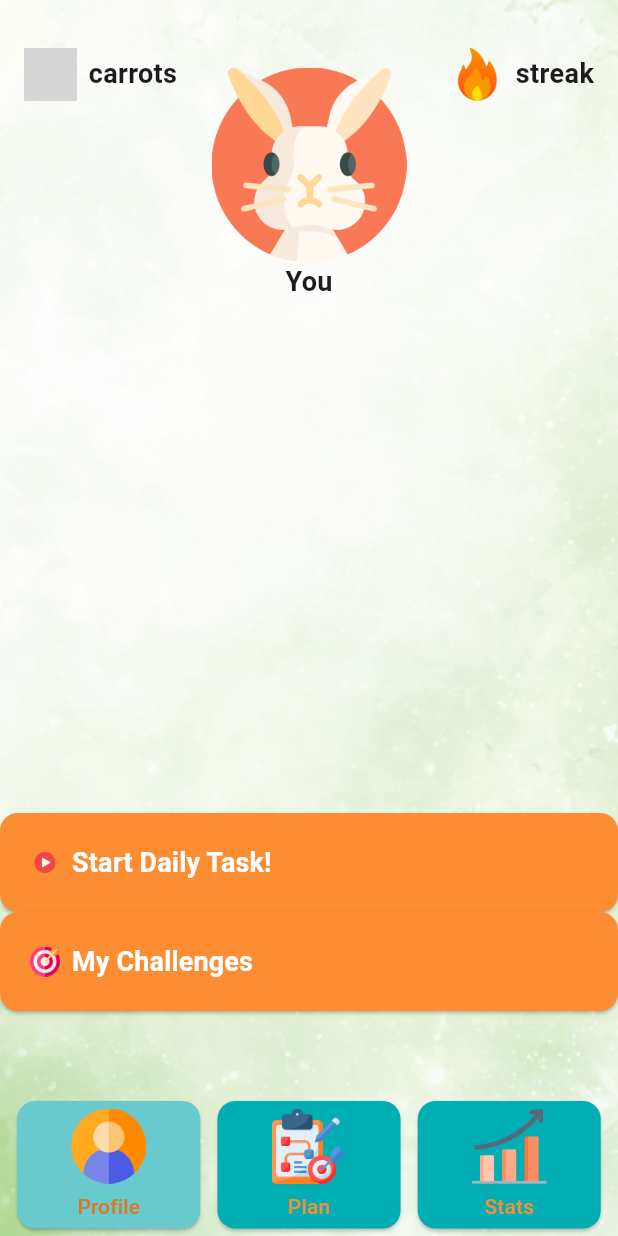
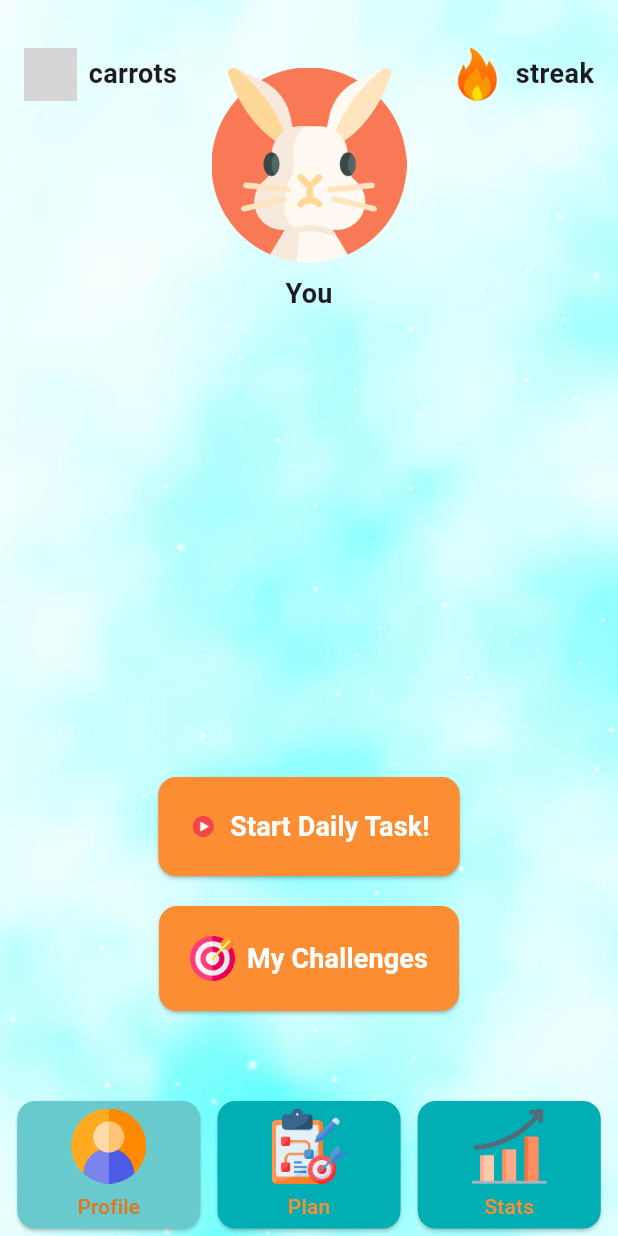
Before and after one commit to hamdaniel/CShack, a Flutter app: the screen it shows after launch, on a phone screen of 412 x 824 dp. Run offline on Flutter 3.47's test engine with Material 3 defaults, Android fonts, the phone set to English and light mode, and no system bars; our stand-ins replace shared_preferences; grey boxes are pictures that could not be loaded.

Commit message:
background

```diff
--- a/cshack_app/lib/screens/home_screen.dart
+++ b/cshack_app/lib/screens/home_screen.dart
@@ -14,12 +14,11 @@ class HomeScreen extends StatelessWidget {
     return Scaffold(
       body: Stack(
         children: [
-          // Background image or color could be added here if desired
           // Background image
           Container(
             decoration: BoxDecoration(
               image: DecorationImage(
-                image: AssetImage('assets/8.png'), // Replace with your image asset
+                image: AssetImage('assets/background.jpg'), // Replace with your image asset
                 fit: BoxFit.cover, // Cover the entire screen
               ),
             ),
@@ -44,7 +43,7 @@ class HomeScreen extends StatelessWidget {
             ),
           ),
 
-          // Top right text ("streak")
+          // Top right text ("streak") with image
           Positioned(
             top: 32.0, // Adjust positioning as needed
             right: 16.0,
@@ -64,7 +63,7 @@ class HomeScreen extends StatelessWidget {
             ),
           ),
 
-          // bunny
+          // Center image with text
           Positioned(
             top: 45.0, // Adjust positioning as needed
             left: 0,
@@ -76,7 +75,7 @@ class HomeScreen extends StatelessWidget {
                   height: 130.0,
                   width: 130.0,
                 ),
-                const SizedBox(width: 8.0), // Spacing between image and text
+                const SizedBox(height: 8.0), // Spacing between image and text
                 const Text(
                   'You',
                   style: TextStyle(fontSize: 18.0, fontWeight: FontWeight.bold),
@@ -98,14 +97,16 @@ class HomeScreen extends StatelessWidget {
                     Navigator.of(context).push(createFadeRoute(const BreathingScreen()));
                   },
                   style: ElevatedButton.styleFrom(
-                    backgroundColor: Color.fromARGB(255, 252, 141, 51), // Background color
-                    foregroundColor: Color.fromARGB(255, 255, 255, 255), // Text color
+                    backgroundColor: const Color.fromARGB(255, 252, 141, 51), // Background color
+                    foregroundColor: const Color.fromARGB(255, 255, 255, 255), // Text color
                     padding: const EdgeInsets.symmetric(vertical: 20, horizontal: 20.0), // Padding
+                    minimumSize: const Size(200, 60), // Minimum size of the button
                     shape: RoundedRectangleBorder(
                       borderRadius: BorderRadius.circular(12.0), // Rounded corners
                     ),
                   ),
                   child: Row(
+                    mainAxisSize: MainAxisSize.min,
                     children: [
                       Image.asset(
                         'assets/play.png', // Replace with your image path
@@ -120,25 +121,27 @@ class HomeScreen extends StatelessWidget {
                     ],
                   ),
                 ),
-
+                const SizedBox(height: 20.0), // Fixed spacing between buttons
                 ElevatedButton(
                   onPressed: () {
                     Navigator.of(context).push(createFadeRoute(const HelpScreen()));
                   },
                   style: ElevatedButton.styleFrom(
-                    backgroundColor: Color.fromARGB(255, 252, 141, 51), // Background color
-                    foregroundColor: Color.fromARGB(255, 255, 255, 255), // Text color
+                    backgroundColor: const Color.fromARGB(255, 252, 141, 51), // Background color
+                    foregroundColor: const Color.fromARGB(255, 255, 255, 255), // Text color
                     padding: const EdgeInsets.symmetric(vertical: 20, horizontal: 20.0), // Padding
+                    minimumSize: const Size(200, 60), // Minimum size of the button
                     shape: RoundedRectangleBorder(
                       borderRadius: BorderRadius.circular(12.0), // Rounded corners
                     ),
                   ),
                   child: Row(
+                    mainAxisSize: MainAxisSize.min,
                     children: [
                       Image.asset(
                         'assets/target.png', // Replace with your image path
-                      height: 20.0,
-                      width: 20.0,
+                        height: 30.0,
+                        width: 30.0,
                       ),
                       const SizedBox(width: 8.0), // Spacing between image and text
                       const Text(
@@ -165,8 +168,8 @@ class HomeScreen extends StatelessWidget {
                     Navigator.of(context).push(createSlideRoute(const ProfileScreen()));
                   },
                   style: ElevatedButton.styleFrom(
-                    backgroundColor: Color.fromARGB(255, 105, 202, 205), // Background color
-                    foregroundColor: Color.fromARGB(255, 224, 118, 31), // Text color
+                    backgroundColor: const Color.fromARGB(255, 105, 202, 205), // Background color
+                    foregroundColor: const Color.fromARGB(255, 224, 118, 31), // Text color
                     padding: const EdgeInsets.symmetric(vertical: 5.0, horizontal: 36.0), // Padding
                     shape: RoundedRectangleBorder(
                       borderRadius: BorderRadius.circular(12.0), // Rounded corners
@@ -190,8 +193,8 @@ class HomeScreen extends StatelessWidget {
                     Navigator.of(context).push(createSlideRoute(const PlanScreen()));
                   },
                   style: ElevatedButton.styleFrom(
-                    backgroundColor: Color.fromARGB(255, 0, 174, 180), // Background color
-                    foregroundColor: Color.fromARGB(255, 252, 141, 51), // Text color
+                    backgroundColor: const Color.fromARGB(255, 0, 174, 180), // Background color
+                    foregroundColor: const Color.fromARGB(255, 252, 141, 51), // Text color
                     padding: const EdgeInsets.symmetric(vertical: 5.0, horizontal: 36.0), // Padding
                     shape: RoundedRectangleBorder(
                       borderRadius: BorderRadius.circular(12.0), // Rounded corners
@@ -215,8 +218,8 @@ class HomeScreen extends StatelessWidget {
                     Navigator.of(context).push(createSlideRoute(const StatsScreen()));
                   },
                   style: ElevatedButton.styleFrom(
-                    backgroundColor: Color.fromARGB(255, 0, 174, 180), // Background color
-                    foregroundColor: Color.fromARGB(255, 252, 141, 51), // Text color
+                    backgroundColor: const Color.fromARGB(255, 0, 174, 180), // Background color
+                    foregroundColor: const Color.fromARGB(255, 252, 141, 51), // Text color
                     padding: const EdgeInsets.symmetric(vertical: 5.0, horizontal: 36.0), // Padding
                     shape: RoundedRectangleBorder(
                       borderRadius: BorderRadius.circular(12.0), // Rounded corners
```
Also changed, not shown: cshack_app/assets/8.png, cshack_app/assets/background.jpg. Lines whose indentation alone changed are shown as unchanged.
